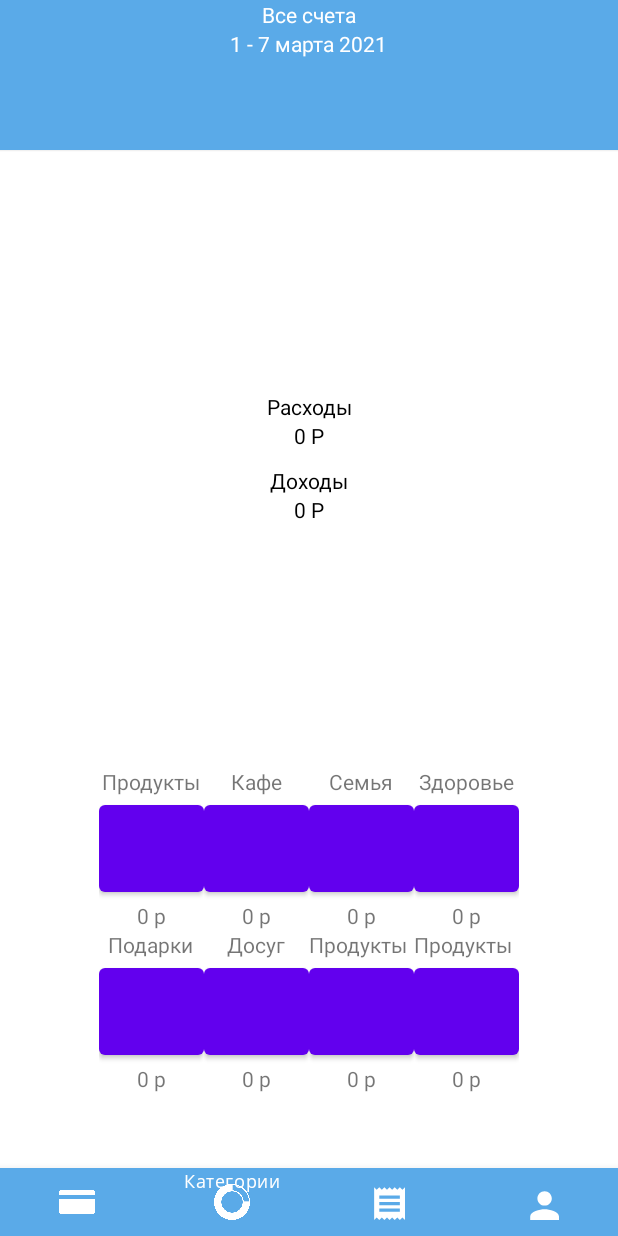
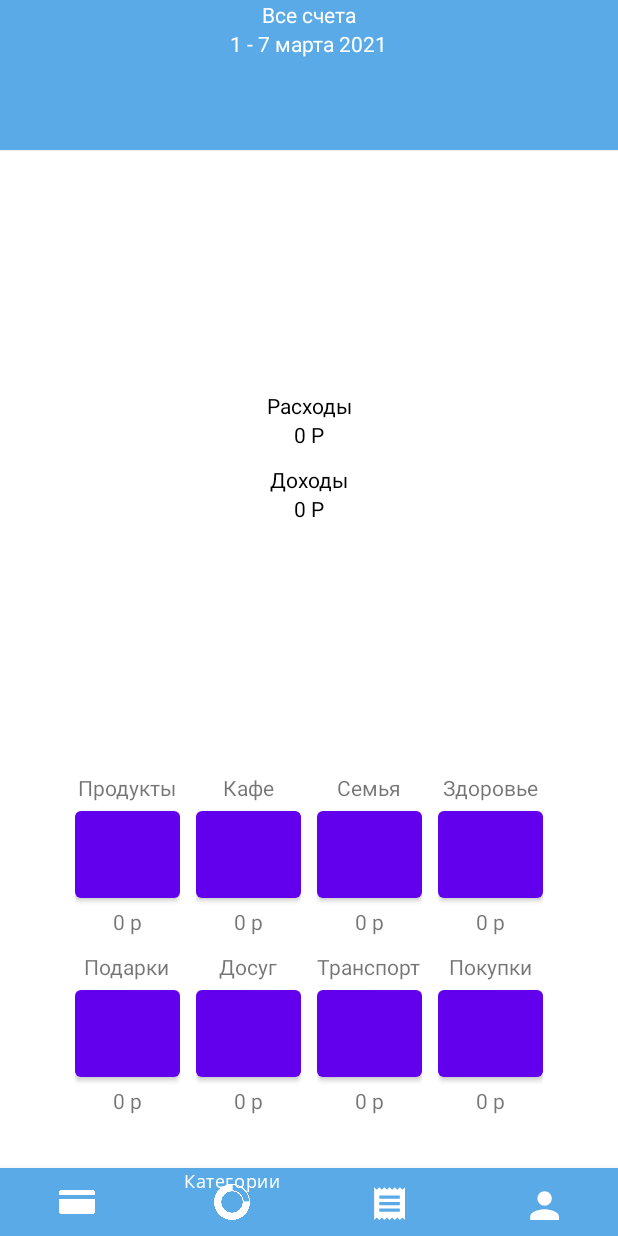
Before and after one commit to PDA2304/Money, an Android app: the screen it shows after launch (MainActivity), on a phone screen of 412 x 824 dp. Run offline under Robolectric (Android 15) with nearby library versions, the phone set to English and light mode, and no system bars; our stand-ins replace navigation-ui; plain views replace ArcView, CircleButton, CircleView.

Commit message:
Была изменена верстка fragment_categories.xml

```diff
--- a/app/src/main/res/layout/fragment_categories.xml
+++ b/app/src/main/res/layout/fragment_categories.xml
@@ -69,7 +69,7 @@
             android:id="@+id/tableLayout"
             android:layout_width="wrap_content"
             android:layout_height="wrap_content"
-            android:layout_marginBottom="50dp"
+            android:layout_marginBottom="30dp"
             app:layout_constraintBottom_toBottomOf="parent"
             app:layout_constraintEnd_toEndOf="parent"
             app:layout_constraintStart_toStartOf="parent">
@@ -79,7 +79,7 @@
                 android:layout_width="match_parent"
                 android:layout_height="match_parent">
 
-                <LinearLayout android:orientation="vertical">
+                <LinearLayout android:orientation="vertical" android:padding="5dp">
 
                     <TextView
                         android:layout_width="wrap_content"
@@ -102,7 +102,7 @@
                         android:text="0 р" />
                 </LinearLayout>
 
-                <LinearLayout android:orientation="vertical">
+                <LinearLayout android:orientation="vertical"  android:padding="5dp">
 
                     <TextView
                         android:layout_width="wrap_content"
@@ -125,7 +125,7 @@
                         android:text="0 р" />
                 </LinearLayout>
 
-                <LinearLayout android:orientation="vertical">
+                <LinearLayout android:orientation="vertical"  android:padding="5dp">
 
                     <TextView
                         android:layout_width="wrap_content"
@@ -148,7 +148,7 @@
                         android:text="0 р" />
                 </LinearLayout>
 
-                <LinearLayout android:orientation="vertical">
+                <LinearLayout android:orientation="vertical" android:padding="5dp">
 
                     <TextView
                         android:layout_width="wrap_content"
@@ -177,7 +177,7 @@
                 android:layout_width="match_parent"
                 android:layout_height="match_parent">
 
-                <LinearLayout android:orientation="vertical">
+                <LinearLayout android:orientation="vertical"  android:padding="5dp">
 
                     <TextView
                         android:layout_width="wrap_content"
@@ -200,7 +200,7 @@
                         android:text="0 р" />
                 </LinearLayout>
 
-                <LinearLayout android:orientation="vertical">
+                <LinearLayout android:orientation="vertical"  android:padding="5dp">
 
                     <TextView
                         android:layout_width="wrap_content"
@@ -223,18 +223,18 @@
                         android:text="0 р" />
                 </LinearLayout>
 
-                <LinearLayout android:orientation="vertical">
+                <LinearLayout android:orientation="vertical"  android:padding="5dp">
 
                     <TextView
                         android:layout_width="wrap_content"
                         android:layout_height="wrap_content"
-                        android:text="Продукты" />
+                        android:text="Транспорт" />
 
                     <at.markushi.ui.CircleButton
                         android:layout_width="70dp"
                         android:layout_height="70dp"
-                        android:src="@mipmap/ic_food_foreground"
-                        app:cb_color="#6780FF"
+                        android:src="@mipmap/ic_bus_foreground"
+                        app:cb_color="#FFC667"
                         app:cb_pressedRingWidth="4dp" />
 
                     <TextView
@@ -245,18 +245,19 @@
                         android:text="0 р" />
                 </LinearLayout>
 
-                <LinearLayout android:orientation="vertical">
+                <LinearLayout android:orientation="vertical"  android:padding="5dp">
 
                     <TextView
                         android:layout_width="wrap_content"
                         android:layout_height="wrap_content"
-                        android:text="Продукты" />
+                        android:layout_gravity="center"
+                        android:text="Покупки" />
 
                     <at.markushi.ui.CircleButton
                         android:layout_width="70dp"
                         android:layout_height="70dp"
-                        android:src="@mipmap/ic_food_foreground"
-                        app:cb_color="#6780FF"
+                        android:src="@mipmap/ic_shopping_foreground"
+                        app:cb_color="#A8A8A8"
                         app:cb_pressedRingWidth="4dp" />
 
                     <TextView
```
